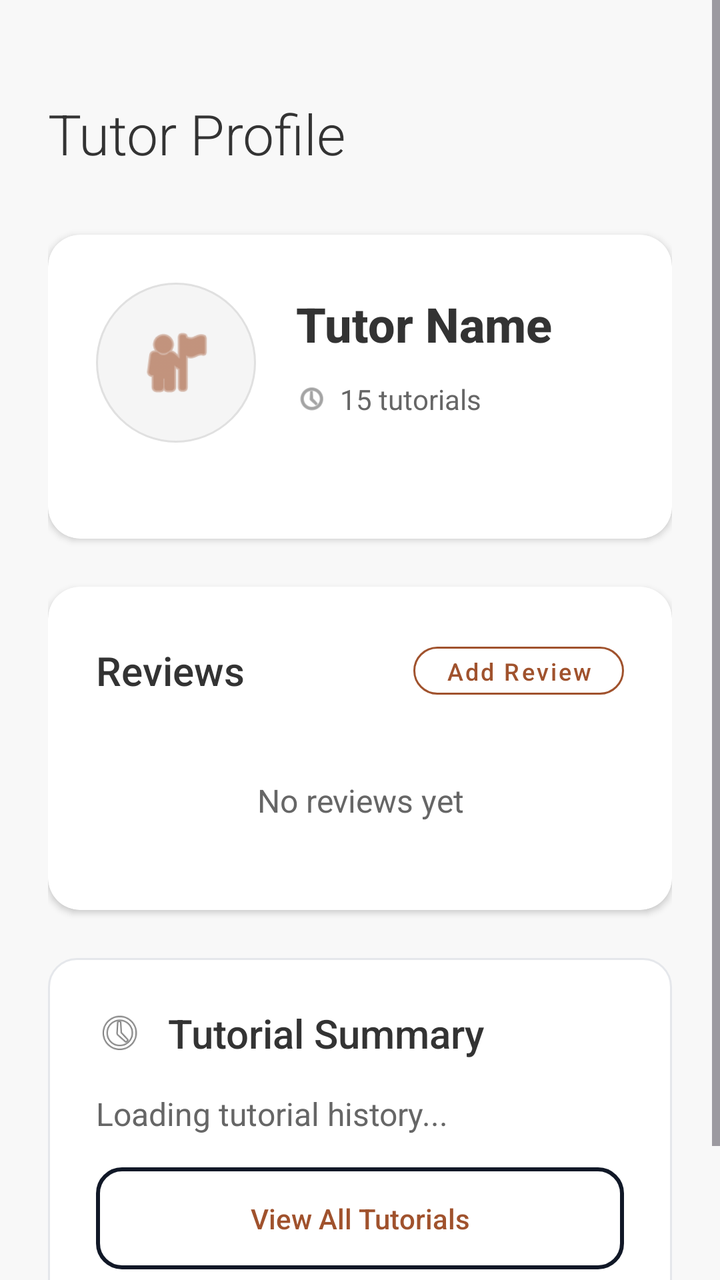
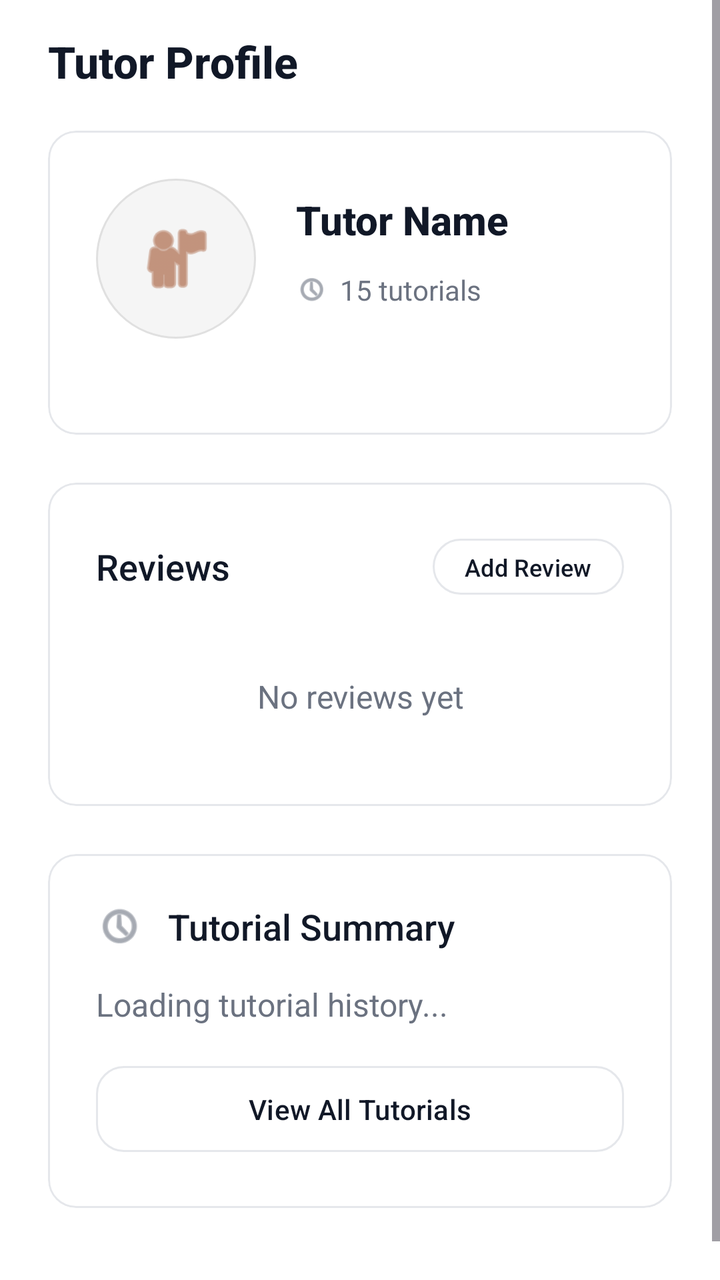

An Android layout rendered at two revisions. The XML below is the earlier revision; the diff shows what the commit changed to produce the second picture.
<!-- AndroidManifest.xml: application theme Theme.Csci3130Group1 -->
<!-- res/layout/activity_tutor_profile.xml -->
<?xml version="1.0" encoding="utf-8"?>
<ScrollView xmlns:android="http://schemas.android.com/apk/res/android"
    xmlns:app="http://schemas.android.com/apk/res-auto"
    android:layout_width="match_parent"
    android:layout_height="match_parent"
    android:background="#F8F8F8"
    android:fillViewport="true">

    <LinearLayout
        android:layout_width="match_parent"
        android:layout_height="wrap_content"
        android:orientation="vertical"
        android:paddingHorizontal="24dp"
        android:paddingTop="48dp"
        android:paddingBottom="32dp">

        
        <TextView
            android:layout_width="wrap_content"
            android:layout_height="wrap_content"
            android:text="Tutor Profile"
            android:textSize="28sp"
            android:fontFamily="sans-serif-light"
            android:textColor="#333333"
            android:layout_marginBottom="32dp"/>

        
        <androidx.cardview.widget.CardView
            android:layout_width="match_parent"
            android:layout_height="wrap_content"
            android:layout_marginBottom="24dp"
            app:cardCornerRadius="16dp"
            app:cardElevation="2dp"
            app:cardBackgroundColor="#FFFFFF">

            <LinearLayout
                android:layout_width="match_parent"
                android:layout_height="wrap_content"
                android:orientation="vertical"
                android:padding="24dp">

                
                <LinearLayout
                    android:layout_width="match_parent"
                    android:layout_height="wrap_content"
                    android:orientation="horizontal"
                    android:gravity="center_vertical"
                    android:layout_marginBottom="24dp">

                    
                    <ImageView
                        android:id="@+id/tutorProfilePicture"
                        android:layout_width="80dp"
                        android:layout_height="80dp"
                        android:src="@android:drawable/ic_menu_myplaces"
                        app:tint="#A0522D"
                        android:background="@drawable/circle_background"
                        android:padding="20dp"
                        android:contentDescription="Tutor Profile Picture" />

                    
                    <LinearLayout
                        android:layout_width="0dp"
                        android:layout_height="wrap_content"
                        android:layout_weight="1"
                        android:orientation="vertical"
                        android:layout_marginStart="20dp">

                        
                        <TextView
                            android:id="@+id/tutorName"
                            android:layout_width="wrap_content"
                            android:layout_height="wrap_content"
                            android:text="Tutor Name"
                            android:textSize="24sp"
                            android:textStyle="bold"
                            android:textColor="#333333"
                            android:fontFamily="sans-serif-medium" />

                        
                        <TextView
                            android:id="@+id/tutorDegree"
                            android:layout_width="wrap_content"
                            android:layout_height="wrap_content"
                            android:text="Computer Science, B.Sc."
                            android:textSize="16sp"
                            android:textColor="#666666"
                            android:layout_marginTop="4dp"
                            android:visibility="gone" />

                        
                        <LinearLayout
                            android:layout_width="match_parent"
                            android:layout_height="wrap_content"
                            android:orientation="vertical"
                            android:layout_marginTop="12dp">

                            
                            <LinearLayout
                                android:layout_width="wrap_content"
                                android:layout_height="wrap_content"
                                android:orientation="horizontal"
                                android:layout_marginBottom="8dp">

                                
                                <LinearLayout
                                    android:layout_width="wrap_content"
                                    android:layout_height="wrap_content"
                                    android:orientation="horizontal"
                                    android:gravity="center_vertical"
                                    android:layout_marginEnd="20dp">

                                    <ImageView
                                        android:layout_width="16dp"
                                        android:layout_height="16dp"
                                        android:src="@android:drawable/ic_menu_recent_history"
                                        app:tint="#666666" />

                                    <TextView
                                        android:id="@+id/tutorialCount"
                                        android:layout_width="wrap_content"
                                        android:layout_height="wrap_content"
                                        android:text="15 tutorials"
                                        android:textSize="14sp"
                                        android:textColor="#666666"
                                        android:layout_marginStart="6dp" />
                                </LinearLayout>

                                
                                <LinearLayout
                                    android:id="@+id/ratingContainer"
                                    android:layout_width="wrap_content"
                                    android:layout_height="wrap_content"
                                    android:orientation="horizontal"
                                    android:gravity="center_vertical"
                                    android:visibility="gone">

                                    <ImageView
                                        android:layout_width="16dp"
                                        android:layout_height="16dp"
                                        android:src="@android:drawable/btn_star_big_on"
                                        app:tint="#FFD700" />

                                    <TextView
                                        android:id="@+id/tutorRating"
                                        android:layout_width="wrap_content"
                                        android:layout_height="wrap_content"
                                        android:text="4.8 (24)"
                                        android:textSize="14sp"
                                        android:textColor="#666666"
                                        android:layout_marginStart="6dp" />
                                </LinearLayout>
                            </LinearLayout>

                            
                            <LinearLayout
                                android:id="@+id/contactContainer"
                                android:layout_width="wrap_content"
                                android:layout_height="wrap_content"
                                android:orientation="horizontal"
                                android:gravity="center_vertical"
                                android:visibility="gone">

                                <ImageView
                                    android:layout_width="16dp"
                                    android:layout_height="16dp"
                                    android:src="@android:drawable/ic_menu_call"
                                    app:tint="#A0522D" />

                                <TextView
                                    android:id="@+id/tutorContact"
                                    android:layout_width="wrap_content"
                                    android:layout_height="wrap_content"
                                    android:text="(902) 123-4567"
                                    android:textSize="14sp"
                                    android:textColor="#A0522D"
                                    android:layout_marginStart="6dp"
                                    android:fontFamily="sans-serif-medium" />
                            </LinearLayout>
                        </LinearLayout>
                    </LinearLayout>
                </LinearLayout>

                
                <LinearLayout
                    android:id="@+id/descriptionSection"
                    android:layout_width="match_parent"
                    android:layout_height="wrap_content"
                    android:orientation="vertical"
                    android:visibility="gone">

                    <TextView
                        android:layout_width="wrap_content"
                        android:layout_height="wrap_content"
                        android:text="About"
                        android:textSize="14sp"
                        android:textColor="#888888"
                        android:fontFamily="sans-serif-medium"
                        android:textAllCaps="true"
                        android:letterSpacing="0.1"
                        android:layout_marginBottom="8dp"/>

                    <TextView
                        android:id="@+id/tutorDescription"
                        android:layout_width="match_parent"
                        android:layout_height="wrap_content"
                        android:text="Tutor description goes here..."
                        android:textSize="16sp"
                        android:textColor="#333333"
                        android:fontFamily="sans-serif"
                        android:lineSpacingExtra="4dp"/>
                </LinearLayout>
            </LinearLayout>
        </androidx.cardview.widget.CardView>

        
        <androidx.cardview.widget.CardView
            android:layout_width="match_parent"
            android:layout_height="wrap_content"
            android:layout_marginBottom="24dp"
            app:cardCornerRadius="16dp"
            app:cardElevation="2dp"
            app:cardBackgroundColor="#FFFFFF">

            <LinearLayout
                android:layout_width="match_parent"
                android:layout_height="wrap_content"
                android:orientation="vertical"
                android:padding="24dp">

                
                <LinearLayout
                    android:layout_width="match_parent"
                    android:layout_height="wrap_content"
                    android:orientation="horizontal"
                    android:gravity="center_vertical"
                    android:layout_marginBottom="16dp">

                    <TextView
                        android:id="@+id/tutorReviewsHeader"
                        android:layout_width="0dp"
                        android:layout_height="wrap_content"
                        android:layout_weight="1"
                        android:text="@string/reviews"
                        android:textSize="20sp"
                        android:fontFamily="sans-serif-medium"
                        android:textColor="#333333"/>

                    <Button
                        android:id="@+id/addReviewButton"
                        style="@style/Widget.MaterialComponents.Button.OutlinedButton"
                        android:layout_width="wrap_content"
                        android:layout_height="36dp"
                        android:text="Add Review"
                        android:textColor="#A0522D"
                        android:textSize="12sp"
                        android:textAllCaps="false"
                        android:fontFamily="sans-serif-medium"
                        app:strokeColor="#A0522D"
                        app:cornerRadius="18dp"
                        android:minWidth="0dp"
                        android:paddingHorizontal="16dp"/>
                </LinearLayout>

                
                <TextView
                    android:id="@+id/noReviewsText"
                    android:layout_width="match_parent"
                    android:layout_height="wrap_content"
                    android:text="No reviews yet"
                    android:textSize="16sp"
                    android:textColor="#666666"
                    android:gravity="center"
                    android:padding="20dp"
                    android:visibility="visible"/>

                
                <LinearLayout
                    android:id="@+id/reviewsList"
                    android:layout_width="match_parent"
                    android:layout_height="wrap_content"
                    android:orientation="vertical">
                </LinearLayout>
            </LinearLayout>
        </androidx.cardview.widget.CardView>

        
        <LinearLayout
            android:id="@+id/upcoming_tutorials_card"
            android:layout_width="match_parent"
            android:layout_height="wrap_content"
            android:layout_marginBottom="24dp"
            android:background="@drawable/card_background"
            android:orientation="vertical"
            android:padding="24dp"
            android:visibility="gone">

            
            <LinearLayout
                android:layout_width="match_parent"
                android:layout_height="wrap_content"
                android:orientation="horizontal"
                android:gravity="center_vertical"
                android:layout_marginBottom="16dp">

                <ImageView
                    android:layout_width="24dp"
                    android:layout_height="24dp"
                    android:src="@android:drawable/ic_menu_today"
                    android:contentDescription="Upcoming Tutorial Icon" />

                <TextView
                    android:layout_width="wrap_content"
                    android:layout_height="wrap_content"
                    android:text="Upcoming Tutorials"
                    android:textSize="20sp"
                    android:fontFamily="sans-serif-medium"
                    android:textColor="#333333"
                    android:layout_marginStart="12dp"/>
            </LinearLayout>

            
            <LinearLayout
                android:id="@+id/upcomingTutorialsList"
                android:layout_width="match_parent"
                android:layout_height="wrap_content"
                android:orientation="vertical">
                
                <TextView
                    android:layout_width="match_parent"
                    android:layout_height="wrap_content"
                    android:text="Loading upcoming tutorials..."
                    android:textSize="16sp"
                    android:textColor="#666666"/>
            </LinearLayout>
        </LinearLayout>

        
        <LinearLayout
            android:layout_width="match_parent"
            android:layout_height="wrap_content"
            android:layout_marginBottom="24dp"
            android:background="@drawable/card_background"
            android:orientation="vertical"
            android:padding="24dp">

            
            <LinearLayout
                android:layout_width="match_parent"
                android:layout_height="wrap_content"
                android:orientation="horizontal"
                android:gravity="center_vertical"
                android:layout_marginBottom="16dp">

                <ImageView
                    android:layout_width="24dp"
                    android:layout_height="24dp"
                    android:src="@android:drawable/ic_menu_recent_history"
                    android:contentDescription="Tutorial History Icon" />

                <TextView
                    android:layout_width="wrap_content"
                    android:layout_height="wrap_content"
                    android:text="Tutorial Summary"
                    android:textSize="20sp"
                    android:fontFamily="sans-serif-medium"
                    android:textColor="#333333"
                    android:layout_marginStart="12dp"/>
            </LinearLayout>

            
            <TextView
                android:id="@+id/tutorialStats"
                android:layout_width="match_parent"
                android:layout_height="wrap_content"
                android:text="Loading tutorial history..."
                android:textSize="16sp"
                android:textColor="#666666"
                android:lineSpacingExtra="4dp"
                android:layout_marginBottom="16dp"/>

            
            <Button
                android:id="@+id/view_all_tutorials_button"
                style="@android:style/Widget.Material.Button.Borderless"
                android:layout_width="match_parent"
                android:layout_height="wrap_content"
                android:text="View All Tutorials"
                android:textColor="#A0522D"
                android:padding="12dp"
                android:textSize="14sp"
                android:textAllCaps="false"
                android:fontFamily="sans-serif-medium"
                android:background="@drawable/outlined_button_background"/>
        </LinearLayout>

    </LinearLayout>
</ScrollView>
<!-- resources referenced by this layout -->
<resources>
  <!-- drawable card_background (drawable) -->
  <?xml version="1.0" encoding="utf-8"?>
  <shape xmlns:android="http://schemas.android.com/apk/res/android">
      <solid android:color="#FFFFFF" />
      <corners android:radius="14dp" />
      <stroke android:width="1dp" android:color="#E5E7EB" />
  </shape>
  <!-- drawable circle_background (drawable) -->
  <?xml version="1.0" encoding="utf-8"?>
  <shape xmlns:android="http://schemas.android.com/apk/res/android"
      android:shape="oval">
      <solid android:color="#F5F5F5" />
      <stroke
          android:width="1dp"
          android:color="#E0E0E0" />
  </shape>
  <!-- drawable outlined_button_background (drawable) -->
  <?xml version="1.0" encoding="utf-8"?>
  <shape xmlns:android="http://schemas.android.com/apk/res/android">
      <solid android:color="#00FFFFFF" />
      <corners android:radius="12dp" />
      <stroke android:width="2dp" android:color="#A0522D" />
  </shape>
  <string name="reviews">Reviews</string>
  <style name="Theme.Csci3130Group1" parent="Base.Theme.Csci3130Group1" />
  <style name="Base.Theme.Csci3130Group1" parent="Theme.Material3.DayNight.NoActionBar">
          
          <item name="colorPrimary">#111827</item>
          <item name="colorOnPrimary">#FFFFFF</item>
          <item name="colorSecondary">#6B7280</item>
          <item name="colorOnSecondary">#FFFFFF</item>
          
          <item name="colorPrimaryContainer">#F3F4F6</item>
          <item name="colorOnPrimaryContainer">#111827</item>
          <item name="colorSecondaryContainer">#F3F4F6</item>
          <item name="colorOnSecondaryContainer">#111827</item>
          <item name="colorTertiary">#9CA3AF</item>
          <item name="colorSurface">#FFFFFF</item>
          <item name="colorOnSurface">#111827</item>
          <item name="colorOutline">#E5E7EB</item>
          <item name="android:navigationBarColor">#FFFFFF</item>
          <item name="android:statusBarColor">#FFFFFF</item>
      </style>
</resources>

<!-- the commit's change to res/layout/activity_tutor_profile.xml (unified diff, before → after) -->
@@ -3,7 +3,7 @@
     xmlns:app="http://schemas.android.com/apk/res-auto"
     android:layout_width="match_parent"
     android:layout_height="match_parent"
-    android:background="#F8F8F8"
+    android:background="#FFFFFF"
     android:fillViewport="true">
 
     <LinearLayout
@@ -11,7 +11,7 @@
         android:layout_height="wrap_content"
         android:orientation="vertical"
         android:paddingHorizontal="24dp"
-        android:paddingTop="48dp"
+        android:paddingTop="16dp"
         android:paddingBottom="32dp">
 
         
@@ -19,19 +19,22 @@
             android:layout_width="wrap_content"
             android:layout_height="wrap_content"
             android:text="Tutor Profile"
-            android:textSize="28sp"
-            android:fontFamily="sans-serif-light"
-            android:textColor="#333333"
-            android:layout_marginBottom="32dp"/>
+            android:textSize="22sp"
+            android:fontFamily="sans-serif-medium"
+            android:textStyle="bold"
+            android:textColor="#111827"
+            android:layout_marginBottom="20dp"/>
 
         
-        <androidx.cardview.widget.CardView
+        <com.google.android.material.card.MaterialCardView
             android:layout_width="match_parent"
             android:layout_height="wrap_content"
             android:layout_marginBottom="24dp"
-            app:cardCornerRadius="16dp"
-            app:cardElevation="2dp"
-            app:cardBackgroundColor="#FFFFFF">
+            app:cardCornerRadius="14dp"
+            app:cardElevation="0dp"
+            app:cardBackgroundColor="#FFFFFF"
+            app:strokeColor="#E5E7EB"
+            app:strokeWidth="1dp">
 
             <LinearLayout
                 android:layout_width="match_parent"
@@ -72,9 +75,9 @@
                             android:layout_width="wrap_content"
                             android:layout_height="wrap_content"
                             android:text="Tutor Name"
-                            android:textSize="24sp"
+                            android:textSize="20sp"
                             android:textStyle="bold"
-                            android:textColor="#333333"
+                            android:textColor="#111827"
                             android:fontFamily="sans-serif-medium" />
 
                         
@@ -83,8 +86,9 @@
                             android:layout_width="wrap_content"
                             android:layout_height="wrap_content"
                             android:text="Computer Science, B.Sc."
-                            android:textSize="16sp"
-                            android:textColor="#666666"
+                            android:textSize="14sp"
+                            android:textColor="#6B7280"
+                            android:fontFamily="sans-serif-medium"
                             android:layout_marginTop="4dp"
                             android:visibility="gone" />
 
@@ -114,7 +118,7 @@
                                         android:layout_width="16dp"
                                         android:layout_height="16dp"
                                         android:src="@android:drawable/ic_menu_recent_history"
-                                        app:tint="#666666" />
+                                        app:tint="#6B7280" />
 
                                     <TextView
                                         android:id="@+id/tutorialCount"
@@ -122,7 +126,7 @@
                                         android:layout_height="wrap_content"
                                         android:text="15 tutorials"
                                         android:textSize="14sp"
-                                        android:textColor="#666666"
+                                        android:textColor="#6B7280"
                                         android:layout_marginStart="6dp" />
                                 </LinearLayout>
 
@@ -147,7 +151,7 @@
                                         android:layout_height="wrap_content"
                                         android:text="4.8 (24)"
                                         android:textSize="14sp"
-                                        android:textColor="#666666"
+                                        android:textColor="#6B7280"
                                         android:layout_marginStart="6dp" />
                                 </LinearLayout>
                             </LinearLayout>
@@ -194,10 +198,8 @@
                         android:layout_height="wrap_content"
                         android:text="About"
                         android:textSize="14sp"
-                        android:textColor="#888888"
+                        android:textColor="#6B7280"
                         android:fontFamily="sans-serif-medium"
-                        android:textAllCaps="true"
-                        android:letterSpacing="0.1"
                         android:layout_marginBottom="8dp"/>
 
                     <TextView
@@ -206,21 +208,23 @@
                         android:layout_height="wrap_content"
                         android:text="Tutor description goes here..."
                         android:textSize="16sp"
-                        android:textColor="#333333"
+                        android:textColor="#111827"
                         android:fontFamily="sans-serif"
                         android:lineSpacingExtra="4dp"/>
                 </LinearLayout>
             </LinearLayout>
-        </androidx.cardview.widget.CardView>
+        </com.google.android.material.card.MaterialCardView>
 
         
-        <androidx.cardview.widget.CardView
+        <com.google.android.material.card.MaterialCardView
             android:layout_width="match_parent"
             android:layout_height="wrap_content"
             android:layout_marginBottom="24dp"
-            app:cardCornerRadius="16dp"
-            app:cardElevation="2dp"
-            app:cardBackgroundColor="#FFFFFF">
+            app:cardCornerRadius="14dp"
+            app:cardElevation="0dp"
+            app:cardBackgroundColor="#FFFFFF"
+            app:strokeColor="#E5E7EB"
+            app:strokeWidth="1dp">
 
             <LinearLayout
                 android:layout_width="match_parent"
@@ -242,22 +246,22 @@
                         android:layout_height="wrap_content"
                         android:layout_weight="1"
                         android:text="@string/reviews"
-                        android:textSize="20sp"
+                        android:textSize="18sp"
                         android:fontFamily="sans-serif-medium"
-                        android:textColor="#333333"/>
+                        android:textColor="#111827"/>
 
                     <Button
                         android:id="@+id/addReviewButton"
-                        style="@style/Widget.MaterialComponents.Button.OutlinedButton"
+                        style="@style/Widget.Material3.Button.OutlinedButton"
                         android:layout_width="wrap_content"
                         android:layout_height="36dp"
                         android:text="Add Review"
-                        android:textColor="#A0522D"
+                        android:textColor="#111827"
                         android:textSize="12sp"
                         android:textAllCaps="false"
                         android:fontFamily="sans-serif-medium"
-                        app:strokeColor="#A0522D"
-                        app:cornerRadius="18dp"
+                        app:strokeColor="#E5E7EB"
+                        app:cornerRadius="14dp"
                         android:minWidth="0dp"
                         android:paddingHorizontal="16dp"/>
                 </LinearLayout>
@@ -269,7 +273,7 @@
                     android:layout_height="wrap_content"
                     android:text="No reviews yet"
                     android:textSize="16sp"
-                    android:textColor="#666666"
+                    android:textColor="#6B7280"
                     android:gravity="center"
                     android:padding="20dp"
                     android:visibility="visible"/>
@@ -282,18 +286,26 @@
                     android:orientation="vertical">
                 </LinearLayout>
             </LinearLayout>
-        </androidx.cardview.widget.CardView>
+        </com.google.android.material.card.MaterialCardView>
 
         
-        <LinearLayout
+        <com.google.android.material.card.MaterialCardView
             android:id="@+id/upcoming_tutorials_card"
             android:layout_width="match_parent"
             android:layout_height="wrap_content"
             android:layout_marginBottom="24dp"
-            android:background="@drawable/card_background"
-            android:orientation="vertical"
-            android:padding="24dp"
+            app:cardCornerRadius="14dp"
+            app:cardElevation="0dp"
+            app:cardBackgroundColor="#FFFFFF"
+            app:strokeColor="#E5E7EB"
+            app:strokeWidth="1dp"
             android:visibility="gone">
+
+            <LinearLayout
+                android:layout_width="match_parent"
+                android:layout_height="wrap_content"
+                android:orientation="vertical"
+                android:padding="24dp">
 
             
             <LinearLayout
@@ -307,15 +319,16 @@
                     android:layout_width="24dp"
                     android:layout_height="24dp"
                     android:src="@android:drawable/ic_menu_today"
+                    app:tint="#6B7280"
                     android:contentDescription="Upcoming Tutorial Icon" />
 
                 <TextView
                     android:layout_width="wrap_content"
                     android:layout_height="wrap_content"
                     android:text="Upcoming Tutorials"
-                    android:textSize="20sp"
+                    android:textSize="18sp"
                     android:fontFamily="sans-serif-medium"
-                    android:textColor="#333333"
+                    android:textColor="#111827"
                     android:layout_marginStart="12dp"/>
             </LinearLayout>
 
@@ -331,18 +344,27 @@
                     android:layout_height="wrap_content"
                     android:text="Loading upcoming tutorials..."
                     android:textSize="16sp"
-                    android:textColor="#666666"/>
-            </LinearLayout>
-        </LinearLayout>
+                    android:textColor="#6B7280"/>
+            </LinearLayout>
+            </LinearLayout>
+        </com.google.android.material.card.MaterialCardView>
 
         
-        <LinearLayout
+        <com.google.android.material.card.MaterialCardView
             android:layout_width="match_parent"
             android:layout_height="wrap_content"
             android:layout_marginBottom="24dp"
-            android:background="@drawable/card_background"
-            android:orientation="vertical"
-            android:padding="24dp">
+            app:cardCornerRadius="14dp"
+            app:cardElevation="0dp"
+            app:cardBackgroundColor="#FFFFFF"
+            app:strokeColor="#E5E7EB"
+            app:strokeWidth="1dp">
+
+            <LinearLayout
+                android:layout_width="match_parent"
+                android:layout_height="wrap_content"
+                android:orientation="vertical"
+                android:padding="24dp">
 
             
             <LinearLayout
@@ -356,15 +378,16 @@
                     android:layout_width="24dp"
                     android:layout_height="24dp"
                     android:src="@android:drawable/ic_menu_recent_history"
+                    app:tint="#6B7280"
                     android:contentDescription="Tutorial History Icon" />
 
                 <TextView
                     android:layout_width="wrap_content"
                     android:layout_height="wrap_content"
                     android:text="Tutorial Summary"
-                    android:textSize="20sp"
+                    android:textSize="18sp"
                     android:fontFamily="sans-serif-medium"
-                    android:textColor="#333333"
+                    android:textColor="#111827"
                     android:layout_marginStart="12dp"/>
             </LinearLayout>
 
@@ -375,24 +398,26 @@
                 android:layout_height="wrap_content"
                 android:text="Loading tutorial history..."
                 android:textSize="16sp"
-                android:textColor="#666666"
+                android:textColor="#6B7280"
                 android:lineSpacingExtra="4dp"
                 android:layout_marginBottom="16dp"/>
 
             
             <Button
                 android:id="@+id/view_all_tutorials_button"
-                style="@android:style/Widget.Material.Button.Borderless"
+                style="@style/Widget.Material3.Button.OutlinedButton"
                 android:layout_width="match_parent"
                 android:layout_height="wrap_content"
                 android:text="View All Tutorials"
-                android:textColor="#A0522D"
+                android:textColor="#111827"
                 android:padding="12dp"
                 android:textSize="14sp"
                 android:textAllCaps="false"
                 android:fontFamily="sans-serif-medium"
-                android:background="@drawable/outlined_button_background"/>
-        </LinearLayout>
+                app:strokeColor="#E5E7EB"
+                app:cornerRadius="14dp"/>
+            </LinearLayout>
+        </com.google.android.material.card.MaterialCardView>
 
     </LinearLayout>
 </ScrollView>
<!-- resource entries referenced after the edit -->
@@ -1,12 +1,5 @@
 <!-- resources referenced by this layout -->
 <resources>
-  <!-- drawable card_background (drawable) -->
-  <?xml version="1.0" encoding="utf-8"?>
-  <shape xmlns:android="http://schemas.android.com/apk/res/android">
-      <solid android:color="#FFFFFF" />
-      <corners android:radius="14dp" />
-      <stroke android:width="1dp" android:color="#E5E7EB" />
-  </shape>
   <!-- drawable circle_background (drawable) -->
   <?xml version="1.0" encoding="utf-8"?>
   <shape xmlns:android="http://schemas.android.com/apk/res/android"
@@ -15,13 +8,6 @@
       <stroke
           android:width="1dp"
           android:color="#E0E0E0" />
-  </shape>
-  <!-- drawable outlined_button_background (drawable) -->
-  <?xml version="1.0" encoding="utf-8"?>
-  <shape xmlns:android="http://schemas.android.com/apk/res/android">
-      <solid android:color="#00FFFFFF" />
-      <corners android:radius="12dp" />
-      <stroke android:width="2dp" android:color="#A0522D" />
   </shape>
   <string name="reviews">Reviews</string>
   <style name="Theme.Csci3130Group1" parent="Base.Theme.Csci3130Group1" />
